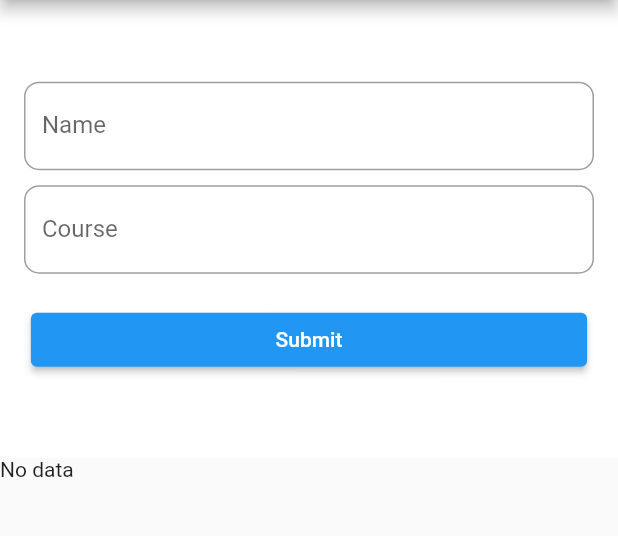
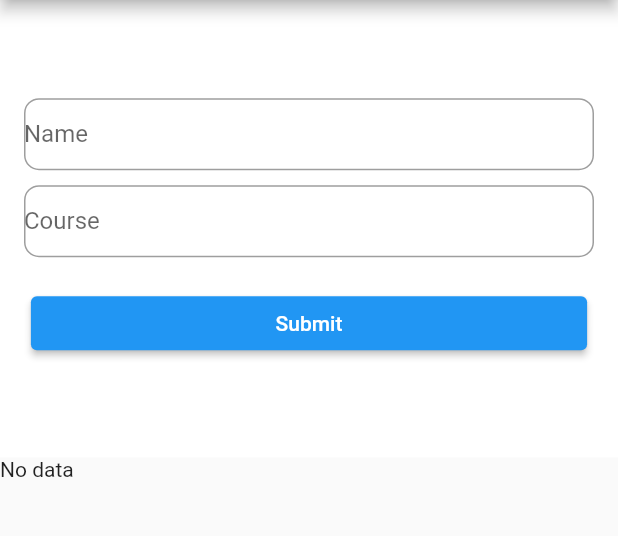
Before and after one commit to vivek5kumar/sqlproject, a Flutter app: the screen it shows after launch, on a phone screen of 412 x 824 dp, the part 84-620 px from its top. Run offline on Flutter 3.47's test engine with Material 2 defaults, Android fonts, the phone set to English and light mode, and no system bars; our stand-ins replace get, sqflite; accounts and stored records are empty.

Commit message:
code changes

```diff
--- a/lib/homepage.dart
+++ b/lib/homepage.dart
@@ -45,8 +45,8 @@ class _HomePageState extends State<HomePage> {
                               ? null
                               : "Name should not be empty",
                           decoration: InputDecoration(
-                              // contentPadding:
-                              //     const EdgeInsets.symmetric(vertical: 5.0),
+                              contentPadding:
+                                  const EdgeInsets.symmetric(vertical: 5.0),
                               labelText: "Name",
                               border: OutlineInputBorder(
                                   borderRadius: BorderRadius.circular(10))),
@@ -61,8 +61,8 @@ class _HomePageState extends State<HomePage> {
                               ? null
                               : "Course should not be empty",
                           decoration: InputDecoration(
-                              // contentPadding:
-                              //     const EdgeInsets.symmetric(vertical: 5.0),
+                              contentPadding:
+                                  const EdgeInsets.symmetric(vertical: 5.0),
                               labelText: "Course",
                               border: OutlineInputBorder(
                                   borderRadius: BorderRadius.circular(10))),
```
